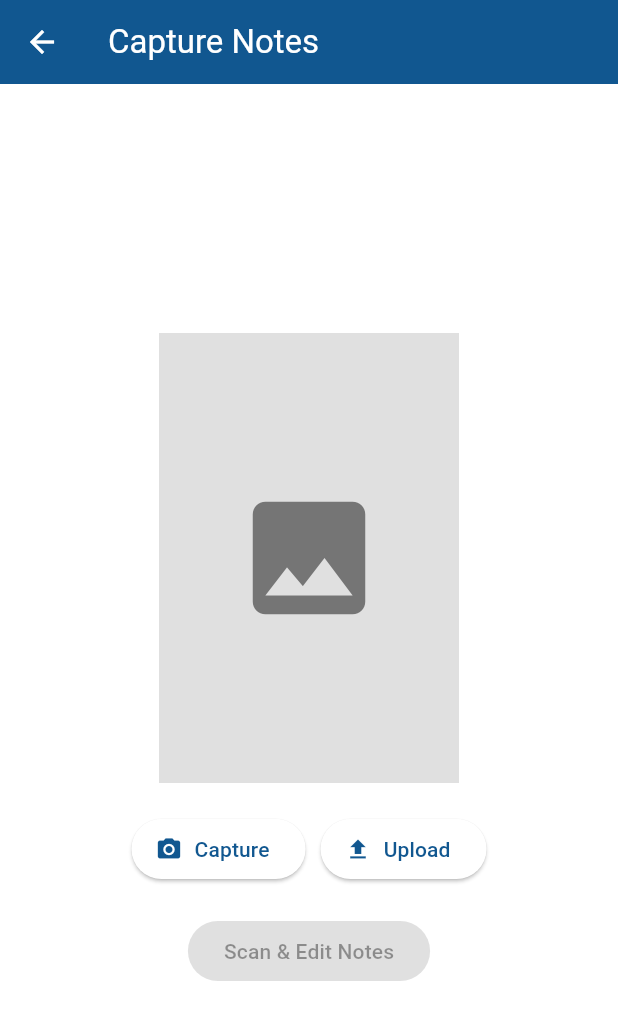
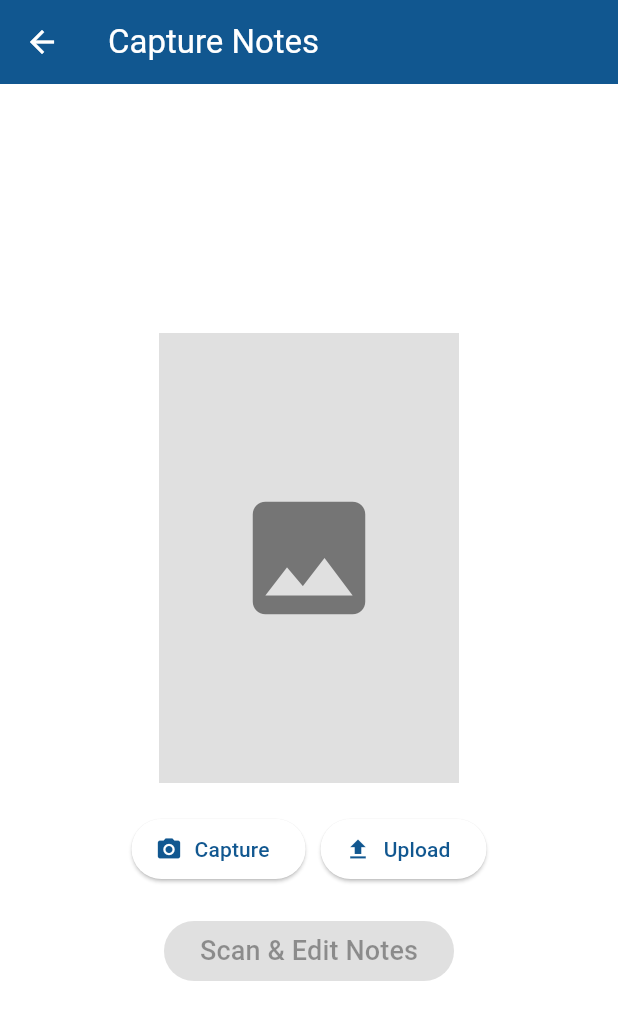
Before and after one commit to Mach-web/HandwrittenNotesToAudio_flutterApp, a Flutter app: the CaptureNotesPage screen opened directly, on a phone screen of 412 x 824 dp. Shown: the top 1020 px of the screen. Run offline on Flutter 3.47's test engine with Material 3 defaults, Android fonts, the phone set to English and light mode, and no system bars; our stand-ins replace get, image_picker, lottie.

Commit message:
Updated theme for capture screen

```diff
--- a/lib/views/capture_notes.dart
+++ b/lib/views/capture_notes.dart
@@ -83,7 +83,17 @@ class _CaptureNotesPageState extends State<CaptureNotesPage> {
             const SizedBox(height: 20),
             ElevatedButton(
               onPressed: _images.isNotEmpty ? () {/* Navigate to scanning & editing page */} : null,
-              child: Text('Scan & Edit Notes'),
+              style: _images.isNotEmpty
+                  ? ElevatedButton.styleFrom(
+                      backgroundColor: Theme.of(context).colorScheme.primary,
+                      foregroundColor: Colors.white,
+                      padding: const EdgeInsets.symmetric(horizontal: 32, vertical: 12),
+                      shape: RoundedRectangleBorder(
+                        borderRadius: BorderRadius.circular(30),
+                      ),
+                    )
+                  : null,
+              child: Text('Scan & Edit Notes', style: TextStyle(fontSize: 18)),
             ),
           ],
         ),
```
Also changed, not shown: 1 other file.
